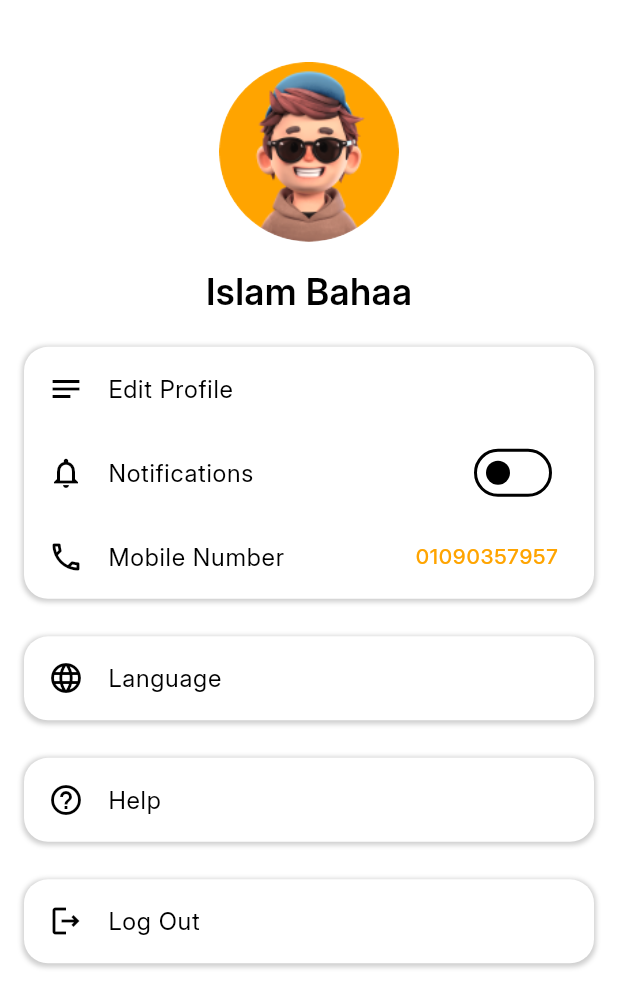
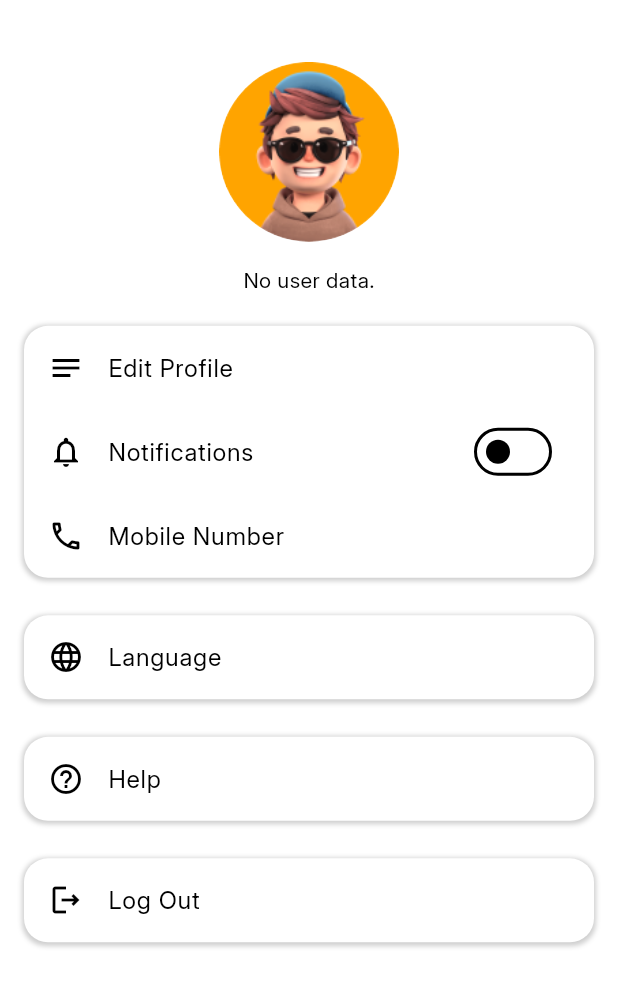
Before and after one commit to islambahaaa/civix_fixing_team, a Flutter app: the ProfileViewBody widget shown alone on an empty page, opened directly, on a phone screen of 412 x 824 dp. Shown: the top 1008 px of the screen. Run offline on Flutter 3.47's test engine with Material 3 defaults, Android fonts, the phone set to English and light mode, and no system bars; our stand-ins replace bloc, cached_network_image, carousel_slider, dartz, dio, email_validator and 14 more; accounts and stored records are empty; project files that could hold a hidden picture were left out.

Commit message:
profile name handle from user

```diff
--- a/lib/features/profile/presentation/views/widgets/profile_view_body.dart
+++ b/lib/features/profile/presentation/views/widgets/profile_view_body.dart
@@ -41,9 +41,25 @@ class ProfileViewBody extends StatelessWidget {
                       ),
                     ),
                     const SizedBox(height: 16),
-                    const Text(
-                      'Islam Bahaa',
-                      style: TextStyles.semibold24inter,
+                    BlocBuilder<UserCubit, UserState>(
+                      builder: (context, state) {
+                        if (state is UserLoading) {
+                          return const Center(
+                            child: CircularProgressIndicator(),
+                          );
+                        } else if (state is UserSuccess) {
+                          return Text(
+                            '${state.user.fname} ${state.user.lname}',
+                            style: TextStyles.semibold24inter,
+                          );
+                        } else if (state is UserFailure) {
+                          return Center(child: Text(state.message));
+                        } else {
+                          return Center(
+                            child: Text(S.of(context).no_user_data),
+                          );
+                        }
+                      },
                     ),
                   ],
                 ),
@@ -64,15 +80,15 @@ class ProfileViewBody extends StatelessWidget {
                 ProfileListTile(
                   icon: Icons.phone_outlined,
                   text: S.of(context).mobile_number,
-                  trailing: Text(
-                    '01090357957',
-                    style: TextStyles.regular14inter.copyWith(
-                      color:
-                          Theme.of(context).brightness == Brightness.dark
-                              ? Theme.of(context).colorScheme.secondary
-                              : AppColors.secondaryColor,
-                    ),
-                  ),
+                  // trailing: Text(
+                  //   '01090357957',
+                  //   style: TextStyles.regular14inter.copyWith(
+                  //     color:
+                  //         Theme.of(context).brightness == Brightness.dark
+                  //             ? Theme.of(context).colorScheme.secondary
+                  //             : AppColors.secondaryColor,
+                  //   ),
+                  // ),
                 ),
               ],
             ),
```
